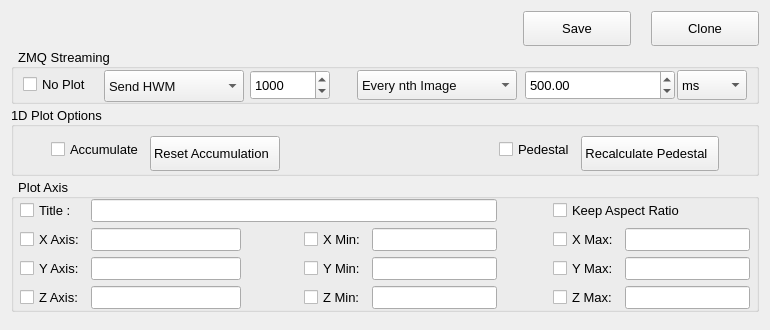
slsdetectorgroup/slsDetectorPackage, file slsDetectorGui/forms/form_tab_plot.ui: the form before one commit.
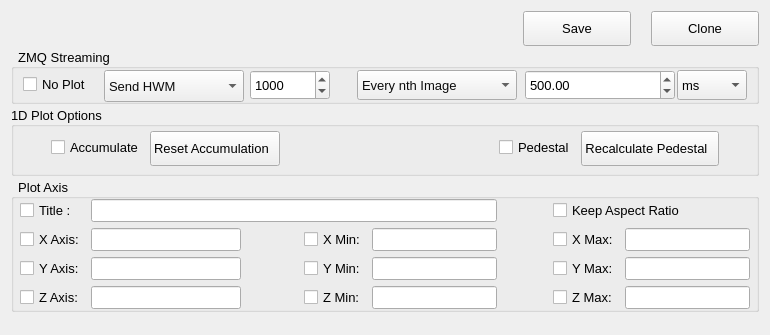
The form after the commit. The open tabs and pages were chosen to show the change. Icons and pictures are not drawn.

Commit message: compiles with in built qwt

```diff
--- a/slsDetectorGui/forms/form_tab_plot.ui
+++ b/slsDetectorGui/forms/form_tab_plot.ui
@@ -7,7 +7,7 @@
     <x>0</x>
     <y>0</y>
     <width>770</width>
-    <height>330</height>
+    <height>335</height>
    </rect>
   </property>
   <property name="sizePolicy">
@@ -350,6 +350,9 @@
             </widget>
             <widget class="QWidget" name="pageAccumulate">
              <layout class="QHBoxLayout" name="horizontalLayout">
+              <property name="topMargin">
+               <number>4</number>
+              </property>
               <item>
                <widget class="QCheckBox" name="chkAccumulate">
                 <property name="enabled">
```
Left out of the diff: 2 changed lines with no effect on the pictures. The commit also changes 1 other file.
